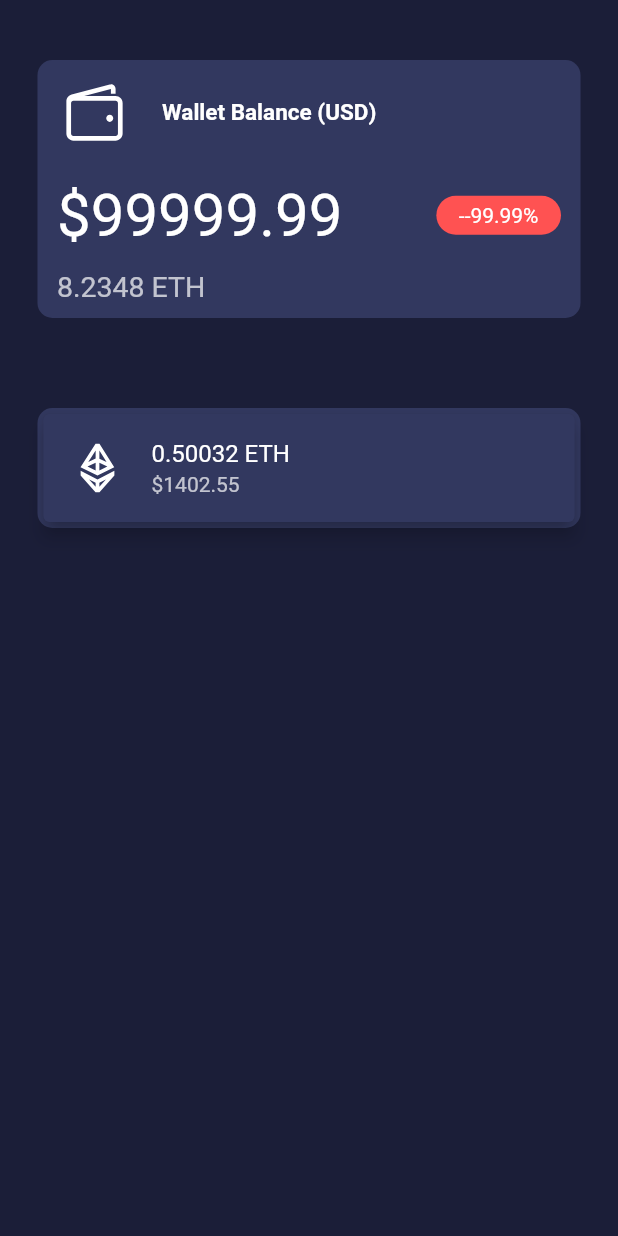
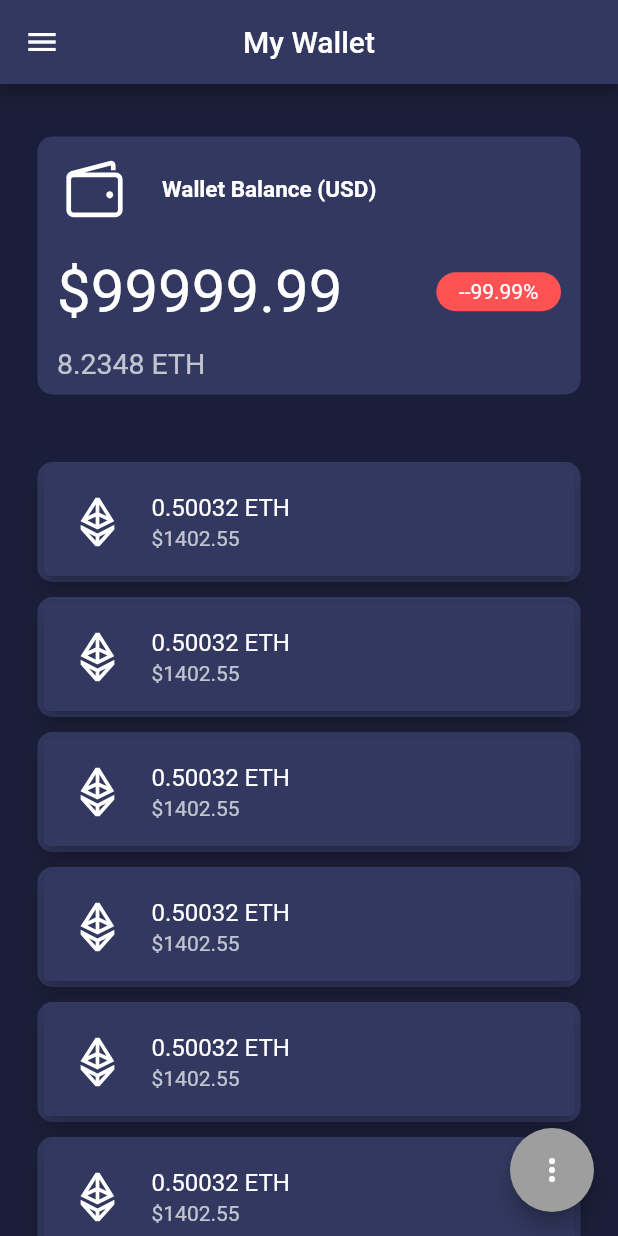
Before and after one commit to ya27hw/wallet, a Flutter app: the Portfolio screen opened by its route, on a phone screen of 412 x 824 dp. Run offline on Flutter 3.47's test engine with Material 2 defaults, Android fonts, the phone set to English and light mode, and no system bars; our stand-ins replace line_icons; missing offline and left inert: rotated_corner_decoration; statements that could not run were skipped.

Commit message:
Looks pog now I think!

```diff
--- a/lib/home/portfolio.dart
+++ b/lib/home/portfolio.dart
@@ -1,5 +1,7 @@
 import "package:flutter/material.dart";
 import 'package:eth_wallet/util/library.dart' as widgets;
+import 'package:line_icons/line_icon.dart';
+import 'package:line_icons/line_icons.dart';
 
 class Portfolio extends StatefulWidget {
   const Portfolio({Key? key}) : super(key: key);
@@ -12,25 +14,131 @@ class _PortfolioState extends State<Portfolio> {
   @override
   Widget build(BuildContext context) {
     return Scaffold(
+      // Floating Action Button (FAB)
+      floatingActionButton: FloatingActionButton(
+        onPressed: () {},
+        child: const Icon(Icons.more_vert),
+        backgroundColor: Colors.grey,
+      ),
       backgroundColor: const Color(0xFF1B1E38),
-      // appBar: AppBar(
-      //   title: const Center(child: Text("My Wallet", style: TextStyle(color: Colors.white),)),
-      //   backgroundColor: const Color(0xFF32385F),
-      //   automaticallyImplyLeading: false,
-      // ),
+      // The appbar
+      appBar: AppBar(
+        centerTitle: true,
+        leading: Builder(
+          builder: (context) => IconButton(
+            icon: const Icon(
+              Icons.menu,
+              color: Colors.white,
+            ),
+            onPressed: () => Scaffold.of(context).openDrawer(),
+          ),
+        ),
+        title: const Text(
+          "My Wallet",
+          style: TextStyle(color: Colors.white),
+        ),
+        backgroundColor: const Color(0xFF32385F),
+      ),
+      drawer: Drawer(
+        backgroundColor: widgets.primaryDarkColor(),
+        child: ListView(
+          // Important: Remove any padding from the ListView.
+          padding: EdgeInsets.zero,
+          children: [
+            DrawerHeader(
+              decoration: BoxDecoration(
+                color: widgets.secondaryDarkColor(),
+              ),
+              child: Text('My Wallet'),
+            ),
+            ListTile(
+              title: Wrap(
+                spacing: 20,
+                children: const [
+                  Icon(
+                    LineIcons.wallet,
+                    size: 20,
+                  ),
+                  Text(
+                    "Wallet",
+                    style: TextStyle(fontSize: 16),
+                  )
+                ],
+              ),
+              onTap: () {
+                Navigator.pop(context);
+              },
+            ),
+            ListTile(
+              title: Wrap(
+                spacing: 20,
+                children: const [
+                  Icon(
+                    LineIcons.history,
+                    size: 20,
+                  ),
+                  Text(
+                    "Activity",
+                    style: TextStyle(fontSize: 16),
+                  )
+                ],
+              ),
+              onTap: () {
+                Navigator.pop(context);
+              },
+            ),
+            ListTile(
+              title: Wrap(
+                spacing: 20,
+                children: const [
+                  Icon(
+                    Icons.logout,
+                    size: 20,
+                  ),
+                  Text(
+                    "Log Out",
+                    style: TextStyle(fontSize: 16),
+                  )
+                ],
+              ),
+              onTap: () {
+                Navigator.pushNamedAndRemoveUntil(
+                    context, "splashLogin", (Route<dynamic> route) => false);
+              },
+            ),
+          ],
+        ),
+      ),
       body: SafeArea(
         child: Column(
           children: <Widget>[
+            // Main Balance Card (MBC)
             Padding(
-              padding: const EdgeInsets.only(top: 40),
+              padding: const EdgeInsets.only(top: 35),
               child: widgets.Helper()
                   .mainBalance(widgets.getWidth(context), 99999.99, -99.99),
             ),
-            Padding(
-              padding: const EdgeInsets.only(top: 60),
-              child: widgets.Helper()
-                  .balanceCards(widgets.getWidth(context), 0.50032, 2803.30, 1402.55, 1.03),
+            // Extra space between tokens and MBC
+            const Padding(
+              padding: EdgeInsets.only(top: 40),
             ),
+            // Expanded ListView Builder to display tokens
+            Expanded(
+                child: ListView.builder(
+                    itemCount: 10,
+                    itemBuilder: (context, p) {
+                      return Container(
+                        padding: const EdgeInsets.symmetric(
+                            horizontal: 25, vertical: 5),
+                        width: widgets.getWidth(context),
+                        child: widgets.Helper().balanceCards(
+                            widgets.getWidth(context),
+                            0.50032,
+                            2803.30,
+                            1402.55,
+                            1.03),
+                      );
+                    }))
           ],
         ),
       ),
--- a/lib/util/constants.dart
+++ b/lib/util/constants.dart
@@ -8,6 +8,10 @@ double getHeight(BuildContext context) {
   return MediaQuery.of(context).size.height;
 }
 
+Color primaryDarkColor() {
+  return const Color(0xFF1B1E38);
+}
+
 Color secondaryDarkColor() {
   return const Color(0xFF32385F);
 }
--- a/lib/util/widgets.dart
+++ b/lib/util/widgets.dart
@@ -124,15 +124,18 @@ class Helper {
       double balanceFiat, double change) {
     return Container(
       foregroundDecoration: const RotatedCornerDecoration(
-        color: Colors.greenAccent,
-        geometry: BadgeGeometry(width: 45, height: 45, cornerRadius: 10, alignment: BadgeAlignment.bottomRight),
+        color: Colors.redAccent,
+        geometry: BadgeGeometry(
+            width: 45,
+            height: 45,
+            cornerRadius: 10,
+            alignment: BadgeAlignment.bottomRight),
       ),
       decoration: BoxDecoration(
           color: secondaryDarkColor(),
           borderRadius: const BorderRadius.all(Radius.circular(10))),
       width: w - 50,
       child: Card(
-
         elevation: 5,
         color: secondaryDarkColor(),
         child: Column(
```
Also changed, not shown: lib/home/activity.dart (added).
